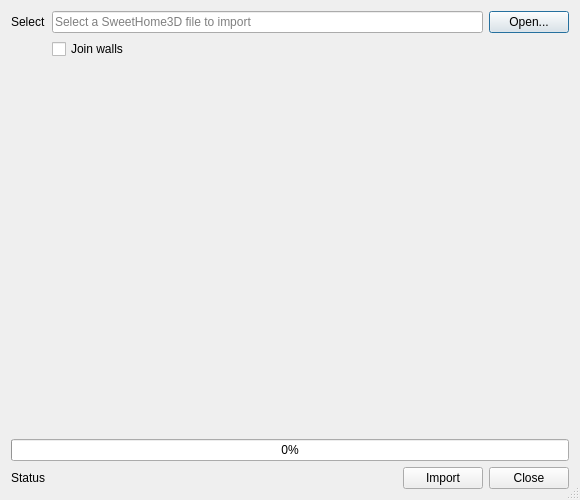
The window that SH3D_Import.ui (rostskadat/FreeCAD-SH3D) describes before a commit, drawn with Qt 5.
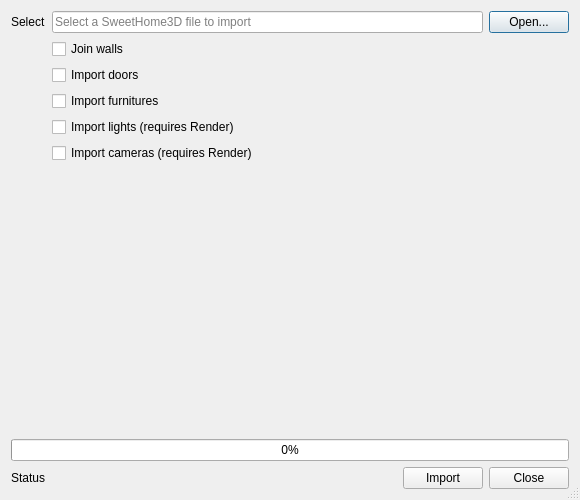
The same window after the commit.

The edit to the form file:
```diff
--- a/SH3D_Import.ui
+++ b/SH3D_Import.ui
@@ -83,6 +83,43 @@
          </property>
         </widget>
        </item>
+       <item row="3" column="1">
+        <widget class="QCheckBox" name="importFurnitures">
+         <property name="toolTip">
+          <string>Whether to import the model's furnitures</string>
+         </property>
+         <property name="text">
+          <string>Import furnitures</string>
+         </property>
+        </widget>
+       </item>
+       <item row="4" column="1">
+        <widget class="QCheckBox" name="importLights">
+         <property name="toolTip">
+          <string>Whether to import the model's lights.</string>
+         </property>
+         <property name="text">
+          <string>Import lights (requires Render)</string>
+         </property>
+        </widget>
+       </item>
+       <item row="5" column="1">
+        <widget class="QCheckBox" name="importCameras">
+         <property name="toolTip">
+          <string>Whether to import the model's cameras</string>
+         </property>
+         <property name="text">
+          <string>Import cameras (requires Render)</string>
+         </property>
+        </widget>
+       </item>
+       <item row="2" column="1">
+        <widget class="QCheckBox" name="importDoors">
+         <property name="text">
+          <string>Import doors</string>
+         </property>
+        </widget>
+       </item>
       </layout>
      </item>
      <item>
```
Left out of the diff: 6 changed lines with no effect on the pictures.
